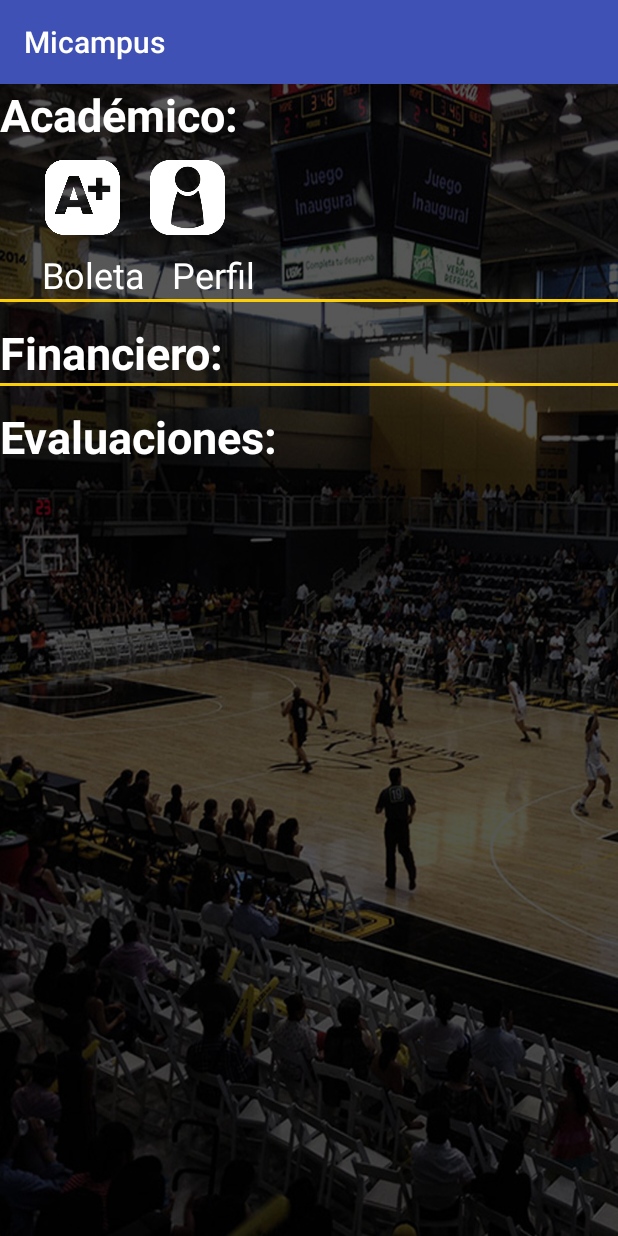
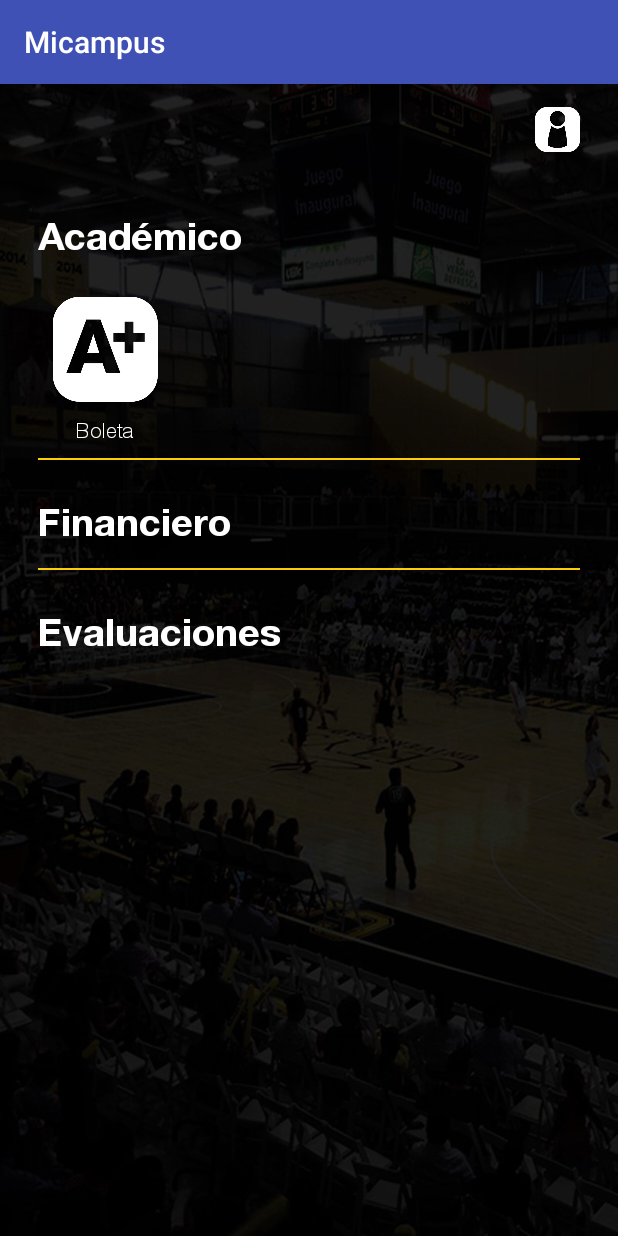
Before and after one commit to AndreaVaGa/IDG195-G7-Vazquez, an Android app: the MainMenuActivity screen opened directly, with no data from a screen before it, on a phone screen of 412 x 824 dp. Run offline under Robolectric (Android 15) with nearby library versions, the phone set to English and light mode, and no system bars; network calls fail.

Commit message:
Cambios menu

```diff
--- a/Micampus/app/src/main/res/layout/activity_main_menu.xml
+++ b/Micampus/app/src/main/res/layout/activity_main_menu.xml
@@ -8,80 +8,78 @@
     tools:context=".view.MainMenuActivity"
     android:background="@drawable/background">
 
-    <TextView
-        android:layout_width="wrap_content"
-        android:layout_height="wrap_content"
-        android:text="Académico:"
-        android:textStyle="bold"
-        android:textSize="30dp"
-        android:textColor="#ffffff"/>
+    <Button
+        android:id="@+id/btn_perfil"
+        android:layout_width="30dp"
+        android:layout_height="30dp"
+        android:orientation="vertical"
+        android:layout_gravity="right"
+        android:background="@drawable/iconoperfil"
+        android:layout_marginTop="15dp"
+        android:layout_marginRight="25dp"/>
 
     <LinearLayout
         android:layout_width="match_parent"
         android:layout_height="wrap_content"
-        android:layout_marginLeft="20dp">
+        android:orientation="vertical"
+        android:layout_marginLeft="25dp"
+        android:layout_marginRight="25dp"
+        android:layout_marginTop="40dp">
+
+    <TextView
+        android:layout_width="wrap_content"
+        android:layout_height="wrap_content"
+        android:text="Académico"
+        android:fontFamily="@font/helveticaneubold"
+        android:textSize="25dp"
+        android:textColor="#ffffff"
+        android:layout_marginBottom="15dp"/>
 
     <Button
         android:id="@+id/btn_boleta"
-        android:layout_width="50dp"
-        android:layout_height="50dp"
+        android:layout_width="70dp"
+        android:layout_height="70dp"
         android:background="@drawable/icono2"
+        android:layout_marginLeft="10dp"
         android:layout_margin="10dp"/>
-    <Button
-        android:id="@+id/btn_perfil"
-        android:layout_width="50dp"
-        android:layout_height="50dp"
-        android:background="@drawable/iconoperfil"
-        android:layout_margin="10dp"/>
-    </LinearLayout>
-    <LinearLayout
-        android:layout_width="match_parent"
-        android:layout_height="wrap_content"
-        android:layout_marginLeft="28dp">
+
         <TextView
             android:layout_width="wrap_content"
             android:layout_height="wrap_content"
             android:text="Boleta"
-            android:textSize="24dp"
-            android:textColor="#ffffff"/>
-        <TextView
-            android:layout_width="wrap_content"
-            android:layout_height="wrap_content"
-            android:text="   "
-            android:textSize="24dp"/>
-        <TextView
-            android:layout_width="wrap_content"
-            android:layout_height="wrap_content"
-            android:text="Perfil"
-            android:textSize="24dp"
-            android:textColor="#ffffff"/>
-    </LinearLayout>
-
+            android:textSize="14dp"
+            android:textColor="#ffffff"
+            android:fontFamily="@font/helveticaneuelight"
+            android:layout_marginBottom="10dp"
+            android:layout_marginLeft="25dp"/>
     <View
         android:layout_width="fill_parent"
-        android:layout_height="2dp"
+        android:layout_height="1dp"
         android:background="#fbce07"
-        android:layout_marginBottom="13dp"/>
+        android:layout_marginBottom="25dp"/>
 
     <TextView
         android:layout_width="wrap_content"
         android:layout_height="wrap_content"
-        android:text="Financiero:"
-        android:textStyle="bold"
-        android:textSize="30dp"
-        android:textColor="#ffffff"/>
+        android:text="Financiero"
+        android:fontFamily="@font/helveticaneubold"
+        android:textSize="25dp"
+        android:textColor="#ffffff"
+        android:layout_marginBottom="15dp"/>
 
     <View
         android:layout_width="fill_parent"
-        android:layout_height="2dp"
+        android:layout_height="1dp"
         android:background="#fbce07"
-        android:layout_marginBottom="13dp"/>
+        android:layout_marginBottom="25dp" />
 
     <TextView
         android:layout_width="wrap_content"
         android:layout_height="wrap_content"
-        android:text="Evaluaciones:"
-        android:textStyle="bold"
-        android:textSize="30dp"
-        android:textColor="#ffffff"/>
+        android:text="Evaluaciones"
+        android:fontFamily="@font/helveticaneubold"
+        android:textSize="25dp"
+        android:textColor="#ffffff"
+        android:layout_marginBottom="15dp"/>
+    </LinearLayout>
 </android.support.v7.widget.LinearLayoutCompat>
--- a/Micampus/app/src/main/res/layout/activity_perfil.xml
+++ b/Micampus/app/src/main/res/layout/activity_perfil.xml
@@ -97,7 +97,8 @@
             android:layout_width="wrap_content"
             android:layout_height="wrap_content"
             android:text="Menu"
-            android:fontFamily="@font/helveticaneuelight"/>
+            android:fontFamily="@font/helveticaneuelight"
+            android:layout_marginTop="80dp"/>
     </LinearLayout>
 
 
```
Also changed, not shown: Micampus/app/src/main/res/drawable/background.jpg.
